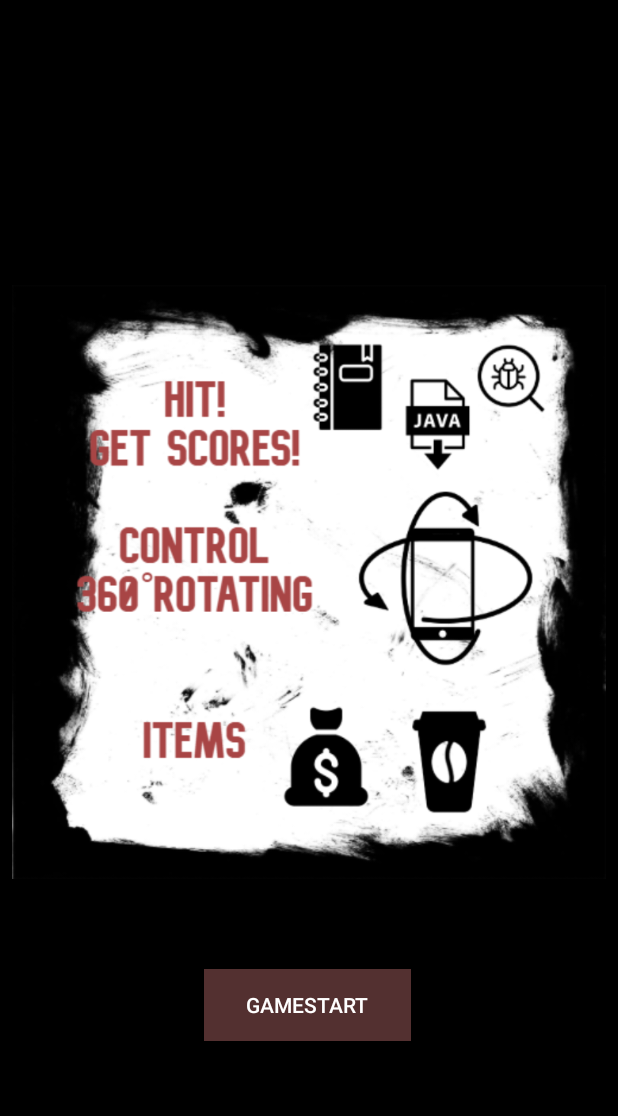
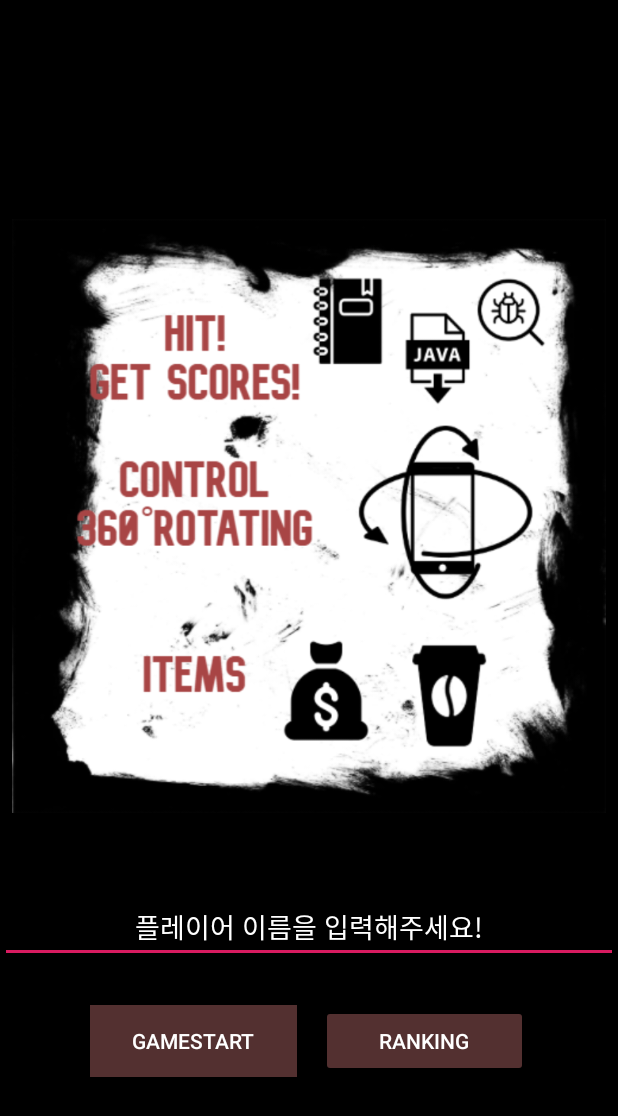
Before and after one commit to ParkSeungSu/Well_Being_Grade, an Android app: the MainActivity screen opened directly, with no data from a screen before it, on a phone screen of 412 x 824 dp. Shown: the top 1116 px of the screen. Run offline under Robolectric (Android 15) with nearby library versions, the phone set to English and light mode, and no system bars; Roboto replaces fonts that are not available here.

```diff
--- a/app/src/main/AndroidManifest.xml
+++ b/app/src/main/AndroidManifest.xml
@@ -29,6 +29,9 @@
         <activity
             android:name=".Gameover"
             android:screenOrientation="portrait" />
+        <activity
+            android:name=".RankActivity"
+            android:screenOrientation="portrait" />
 
 
         <meta-data
--- a/app/src/main/java/com/example/ex07_grapic/MainActivity.java
+++ b/app/src/main/java/com/example/ex07_grapic/MainActivity.java
@@ -7,26 +7,42 @@ import android.support.v7.app.AppCompatActivity;
 import android.view.View;
 import android.view.Window;
 import android.widget.Button;
+import android.widget.EditText;
 
 public class MainActivity extends AppCompatActivity {
     private MediaPlayer mainMusic;
     private Button Gstart;
+    private EditText playerName;
+    private Button goRank;
+    private String id;
     @Override
     protected void onCreate(Bundle savedInstanceState) {
+        requestWindowFeature(Window.FEATURE_NO_TITLE);
         super.onCreate(savedInstanceState);
-        requestWindowFeature(Window.FEATURE_NO_TITLE);
         setContentView(R.layout.activity_main);
+        playerName = findViewById(R.id.player_id);
         mainMusic = MediaPlayer.create(MainActivity.this, R.raw.mainmusic);
         mainMusic.start();
         Gstart = findViewById(R.id.start);
         Gstart.setOnClickListener(new View.OnClickListener() {
             @Override
             public void onClick(View v) {
-                Intent intent = new Intent(MainActivity.this, GameActivity.class);
+                Intent intent = new Intent(getApplicationContext(), GameActivity.class);
+                id = playerName.getText().toString();
+                intent.putExtra("id", id);
                 startActivity(intent);
                 mainMusic.release();
             }
         });
 
+        goRank = findViewById(R.id.goRank);
+        goRank.setOnClickListener(new View.OnClickListener() {
+            @Override
+            public void onClick(View v) {
+                Intent intent2 = new Intent(getApplicationContext(), RankActivity.class);
+                startActivity(intent2);
+            }
+        });
+
     }
 }
--- a/app/src/main/res/layout/activity_main.xml
+++ b/app/src/main/res/layout/activity_main.xml
@@ -22,20 +22,49 @@
         app:srcCompat="@drawable/howto"
         tools:srcCompat="@drawable/howto" />
 
+    <EditText
+        android:id="@+id/player_id"
+        android:layout_width="match_parent"
+        android:layout_height="wrap_content"
+        android:ems="10"
+        android:gravity="center"
+        android:hint="플레이어 이름을 입력해주세요!"
+        android:inputType="textPersonName"
+        android:textColor="@android:color/white"
+        android:textColorHint="#FFFFFF" />
+
+
+    <LinearLayout
+        android:layout_width="wrap_content"
+        android:layout_height="wrap_content"
+        android:layout_margin="20dp"
+        android:orientation="horizontal">
+
         <Button
             android:id="@+id/start"
             android:layout_width="138dp"
             android:layout_height="wrap_content"
-        android:layout_marginStart="161dp"
+            android:layout_marginStart="8dp"
             android:layout_marginTop="8dp"
-        android:layout_marginEnd="162dp"
+            android:layout_marginEnd="8dp"
             android:background="#533030"
             android:text="GameStart"
             android:textColor="#FFFFFF"
-        app:layout_constraintBottom_toTopOf="@+id/seekBar"
             app:layout_constraintEnd_toEndOf="parent"
-        app:layout_constraintHorizontal_bias="0.473"
-        app:layout_constraintStart_toStartOf="parent"
-        app:layout_constraintTop_toBottomOf="@+id/imageView2" />
+            app:layout_constraintStart_toStartOf="parent" />
+
+        <Button
+            android:id="@+id/goRank"
+            android:layout_width="138dp"
+            android:layout_height="wrap_content"
+            android:layout_marginStart="8dp"
+            android:layout_marginTop="8dp"
+            android:layout_marginEnd="8dp"
+            android:backgroundTint="#533030"
+            android:text="Ranking"
+            android:textColor="#FFFFFF"
+            app:layout_constraintEnd_toEndOf="parent"
+            app:layout_constraintStart_toStartOf="parent" />
+    </LinearLayout>
 
 </LinearLayout>
--- a/app/src/main/res/layout/gameover.xml
+++ b/app/src/main/res/layout/gameover.xml
@@ -39,6 +39,7 @@
 
         <Button
             android:id="@+id/restart"
+            style="@style/Widget.AppCompat.Button.Colored"
             android:layout_width="wrap_content"
             android:layout_height="wrap_content"
             android:layout_margin="15px"
@@ -46,6 +47,7 @@
 
         <Button
             android:id="@+id/rank"
+            style="@style/Widget.AppCompat.Button.Colored"
             android:layout_width="wrap_content"
             android:layout_height="wrap_content"
             android:layout_margin="15px"
```
Also changed, not shown: app/src/main/java/com/example/ex07_grapic/GameActivity.java (+7 -3 lines), app/src/main/java/com/example/ex07_grapic/Gameover.java (+14 -9 lines), app/src/main/java/com/example/ex07_grapic/RankActivity.java (added, +120 -0 lines), app/src/main/java/com/example/ex07_grapic/myDatabase.java (added, +26 -0 lines), app/src/main/res/layout/activity_rank.xml (added, +98 -0 lines). Lines whose indentation alone changed are shown as unchanged.
